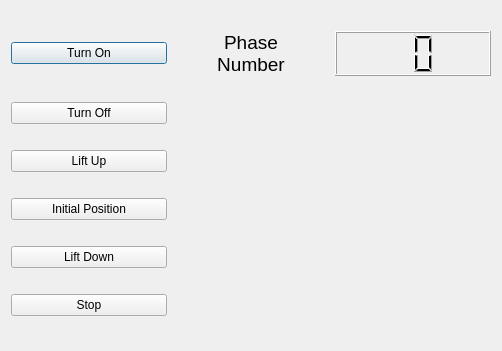
Above: control-app/dialog.ui from Aizeren/acoustic-levitation-system-control before the change. Below: the same form after it.
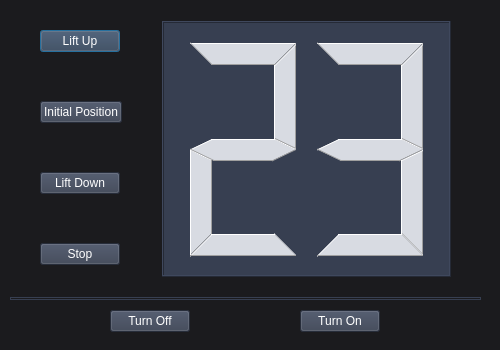
That is the form after the change.

Commit message: Added app style(dark theme)

Diff of the .ui file:
```diff
--- a/control-app/dialog.ui
+++ b/control-app/dialog.ui
@@ -6,86 +6,236 @@
    <rect>
     <x>0</x>
     <y>0</y>
-    <width>502</width>
-    <height>351</height>
+    <width>500</width>
+    <height>350</height>
    </rect>
   </property>
   <property name="windowTitle">
    <string>Dialog</string>
   </property>
-  <layout class="QGridLayout" name="gridLayout_2">
-   <item row="1" column="0">
-    <widget class="QPushButton" name="turnOnPushButton">
-     <property name="text">
-      <string>Turn On</string>
-     </property>
-    </widget>
-   </item>
-   <item row="2" column="0">
-    <widget class="QPushButton" name="turnOffPushButton">
-     <property name="text">
-      <string>Turn Off</string>
-     </property>
-    </widget>
-   </item>
-   <item row="4" column="0">
+  <property name="styleSheet">
+   <string notr="true">font: 25 14pt &quot;Calibri Light&quot;;
+color: #FFFFFF;
+background-color: #1B1B1E;</string>
+  </property>
+  <widget class="QWidget" name="verticalLayoutWidget_2">
+   <property name="geometry">
+    <rect>
+     <x>0</x>
+     <y>1</y>
+     <width>491</width>
+     <height>341</height>
+    </rect>
+   </property>
+   <layout class="QVBoxLayout" name="verticalLayout_2" stretch="5,0,1">
+    <property name="spacing">
+     <number>10</number>
+    </property>
+    <property name="leftMargin">
+     <number>10</number>
+    </property>
+    <property name="topMargin">
+     <number>10</number>
+    </property>
+    <property name="rightMargin">
+     <number>10</number>
+    </property>
+    <property name="bottomMargin">
+     <number>10</number>
+    </property>
+    <item>
+     <layout class="QHBoxLayout" name="horizontalLayout_2" stretch="2,3">
+      <property name="spacing">
+       <number>40</number>
+      </property>
+      <property name="leftMargin">
+       <number>30</number>
+      </property>
+      <property name="topMargin">
+       <number>10</number>
+      </property>
+      <property name="rightMargin">
+       <number>30</number>
+      </property>
+      <property name="bottomMargin">
+       <number>10</number>
+      </property>
+      <item>
+       <layout class="QVBoxLayout" name="verticalLayout">
+        <item>
     <widget class="QPushButton" name="upPushButton">
+          <property name="sizePolicy">
+           <sizepolicy hsizetype="Fixed" vsizetype="Fixed">
+            <horstretch>0</horstretch>
+            <verstretch>0</verstretch>
+           </sizepolicy>
+          </property>
+          <property name="styleSheet">
+           <string notr="true">background-color: #373F51;</string>
+          </property>
      <property name="text">
       <string>Lift Up</string>
      </property>
     </widget>
    </item>
-   <item row="5" column="0">
+        <item>
     <widget class="QPushButton" name="initPushButton">
+          <property name="sizePolicy">
+           <sizepolicy hsizetype="Fixed" vsizetype="Fixed">
+            <horstretch>0</horstretch>
+            <verstretch>0</verstretch>
+           </sizepolicy>
+          </property>
+          <property name="styleSheet">
+           <string notr="true">background-color: #373F51;</string>
+          </property>
      <property name="text">
       <string>Initial Position</string>
      </property>
     </widget>
    </item>
-   <item row="1" column="2">
+        <item>
+         <widget class="QPushButton" name="downPushButton">
+          <property name="sizePolicy">
+           <sizepolicy hsizetype="Fixed" vsizetype="Fixed">
+            <horstretch>0</horstretch>
+            <verstretch>0</verstretch>
+           </sizepolicy>
+          </property>
+          <property name="styleSheet">
+           <string notr="true">background-color: #373F51;</string>
+          </property>
+          <property name="text">
+           <string>Lift Down</string>
+          </property>
+         </widget>
+        </item>
+        <item>
+         <widget class="QPushButton" name="stopPushButton">
+          <property name="sizePolicy">
+           <sizepolicy hsizetype="Fixed" vsizetype="Fixed">
+            <horstretch>0</horstretch>
+            <verstretch>0</verstretch>
+           </sizepolicy>
+          </property>
+          <property name="styleSheet">
+           <string notr="true">background-color: #373F51;</string>
+          </property>
+          <property name="text">
+           <string>Stop</string>
+          </property>
+         </widget>
+        </item>
+       </layout>
+      </item>
+      <item>
     <widget class="QLCDNumber" name="heightNumber">
-     <property name="digitCount">
-      <number>2</number>
-     </property>
-    </widget>
-   </item>
-   <item row="1" column="1">
-    <widget class="QLabel" name="label_3">
+        <property name="minimumSize">
+         <size>
+          <width>100</width>
+          <height>0</height>
+         </size>
+        </property>
+        <property name="maximumSize">
+         <size>
+          <width>5000</width>
+          <height>16777215</height>
+         </size>
+        </property>
      <property name="font">
       <font>
+          <family>Calibri Light</family>
        <pointsize>14</pointsize>
-      </font>
-     </property>
+          <weight>3</weight>
+          <italic>false</italic>
+          <bold>false</bold>
+          <kerning>true</kerning>
+         </font>
+        </property>
+        <property name="layoutDirection">
+         <enum>Qt::LeftToRight</enum>
+        </property>
      <property name="autoFillBackground">
       <bool>false</bool>
      </property>
-     <property name="text">
-      <string>Phase
-Number</string>
-     </property>
-     <property name="scaledContents">
+        <property name="styleSheet">
+         <string notr="true">background-color: #373F51;
+color: #D8DBE2;</string>
+        </property>
+        <property name="smallDecimalPoint">
       <bool>false</bool>
      </property>
-     <property name="alignment">
-      <set>Qt::AlignCenter</set>
-     </property>
-    </widget>
-   </item>
-   <item row="6" column="0">
-    <widget class="QPushButton" name="downPushButton">
+        <property name="digitCount">
+         <number>2</number>
+        </property>
+        <property name="segmentStyle">
+         <enum>QLCDNumber::Filled</enum>
+        </property>
+        <property name="intValue" stdset="0">
+         <number>23</number>
+        </property>
+       </widget>
+      </item>
+     </layout>
+    </item>
+    <item>
+     <widget class="Line" name="line">
+      <property name="styleSheet">
+       <string notr="true">color: #D8DBE2;
+border: 1px solid #373F51;</string>
+      </property>
+      <property name="orientation">
+       <enum>Qt::Horizontal</enum>
+      </property>
+     </widget>
+    </item>
+    <item>
+     <layout class="QHBoxLayout" name="horizontalLayout_3">
+      <item>
+       <widget class="QPushButton" name="turnOffPushButton">
+        <property name="sizePolicy">
+         <sizepolicy hsizetype="Fixed" vsizetype="Fixed">
+          <horstretch>0</horstretch>
+          <verstretch>0</verstretch>
+         </sizepolicy>
+        </property>
+        <property name="styleSheet">
+         <string notr="true">background-color: #373F51;</string>
+        </property>
      <property name="text">
-      <string>Lift Down</string>
+         <string>Turn Off</string>
      </property>
     </widget>
    </item>
-   <item row="7" column="0">
-    <widget class="QPushButton" name="stopPushButton">
+      <item>
+       <widget class="QPushButton" name="turnOnPushButton">
+        <property name="sizePolicy">
+         <sizepolicy hsizetype="Fixed" vsizetype="Fixed">
+          <horstretch>0</horstretch>
+          <verstretch>0</verstretch>
+         </sizepolicy>
+        </property>
+        <property name="styleSheet">
+         <string notr="true">background-color: #373F51;</string>
+        </property>
      <property name="text">
-      <string>Stop</string>
-     </property>
+         <string>Turn On</string>
+        </property>
+        <property name="autoDefault">
+         <bool>true</bool>
+        </property>
+        <property name="default">
+         <bool>false</bool>
+        </property>
+        <property name="flat">
+         <bool>false</bool>
+        </property>
     </widget>
    </item>
   </layout>
+    </item>
+   </layout>
+  </widget>
  </widget>
  <resources/>
  <connections/>
```
Lines whose indentation alone changed are shown as unchanged. The commit also changes 5 other files.
